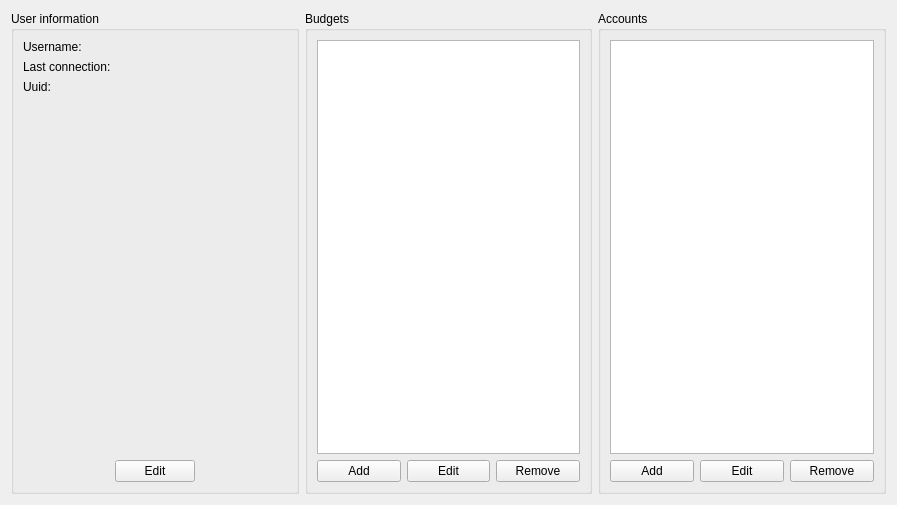
Before: the Qt Designer form ui/viewers/userviewer.ui in koromodako/picsou, drawn with Qt 5.
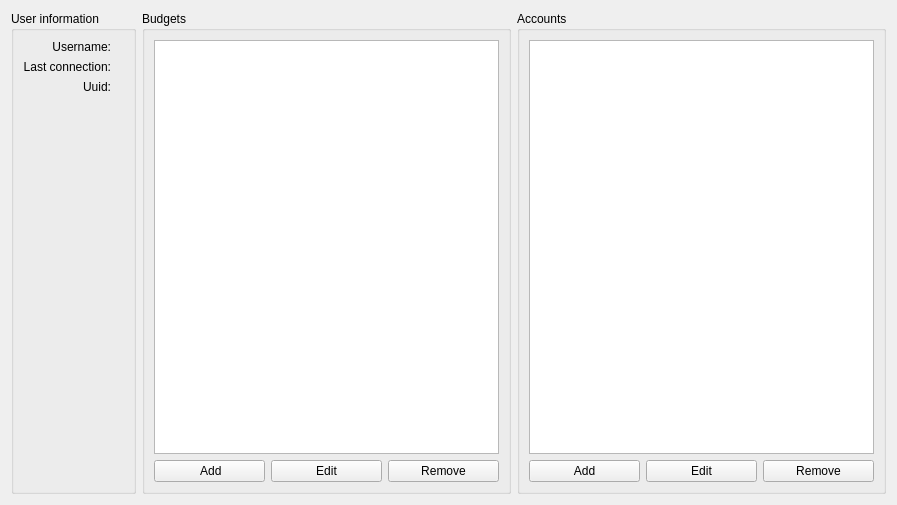
After: the same form once the commit is applied. Icons and pictures are not drawn.

Diff of the .ui file:
```diff
--- a/ui/viewers/userviewer.ui
+++ b/ui/viewers/userviewer.ui
@@ -29,6 +29,9 @@
             <property name="text">
              <string>Username:</string>
             </property>
+            <property name="alignment">
+             <set>Qt::AlignRight|Qt::AlignTrailing|Qt::AlignVCenter</set>
+            </property>
            </widget>
           </item>
           <item>
@@ -36,6 +39,9 @@
             <property name="text">
              <string>Last connection:</string>
             </property>
+            <property name="alignment">
+             <set>Qt::AlignRight|Qt::AlignTrailing|Qt::AlignVCenter</set>
+            </property>
            </widget>
           </item>
           <item>
@@ -43,6 +49,9 @@
             <property name="text">
              <string>Uuid:</string>
             </property>
+            <property name="alignment">
+             <set>Qt::AlignRight|Qt::AlignTrailing|Qt::AlignVCenter</set>
+            </property>
            </widget>
           </item>
          </layout>
@@ -87,43 +96,6 @@
         </property>
        </spacer>
       </item>
-      <item>
-       <layout class="QHBoxLayout" name="user_buttons">
-        <item>
-         <spacer name="left_hspacer">
-          <property name="orientation">
-           <enum>Qt::Horizontal</enum>
-          </property>
-          <property name="sizeHint" stdset="0">
-           <size>
-            <width>40</width>
-            <height>20</height>
-           </size>
-          </property>
-         </spacer>
-        </item>
-        <item>
-         <widget class="QPushButton" name="edit_user">
-          <property name="text">
-           <string>Edit</string>
-          </property>
-         </widget>
-        </item>
-        <item>
-         <spacer name="right_hspacer">
-          <property name="orientation">
-           <enum>Qt::Horizontal</enum>
-          </property>
-          <property name="sizeHint" stdset="0">
-           <size>
-            <width>40</width>
-            <height>20</height>
-           </size>
-          </property>
-         </spacer>
-        </item>
-       </layout>
-      </item>
      </layout>
     </widget>
    </item>
@@ -145,7 +117,11 @@
         <item>
          <widget class="QPushButton" name="add_budget">
           <property name="text">
-           <string>Add</string>
+           <string> Add</string>
+          </property>
+          <property name="icon">
+           <iconset resource="../../picsou.qrc">
+            <normaloff>:/resources/MaterialDesign-SVG/svg/playlist-plus.svg</normaloff>:/resources/MaterialDesign-SVG/svg/playlist-plus.svg</iconset>
           </property>
          </widget>
         </item>
```
Left out of the diff: 24 changed lines with no effect on the pictures.
